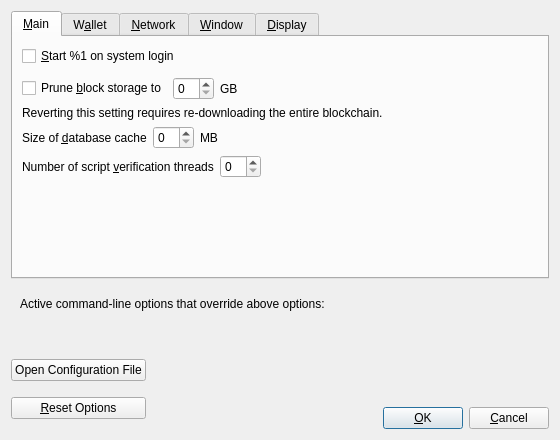
Above: src/qt/forms/optionsdialog.ui from abkvme/taler before the change. Below: the same form after it.
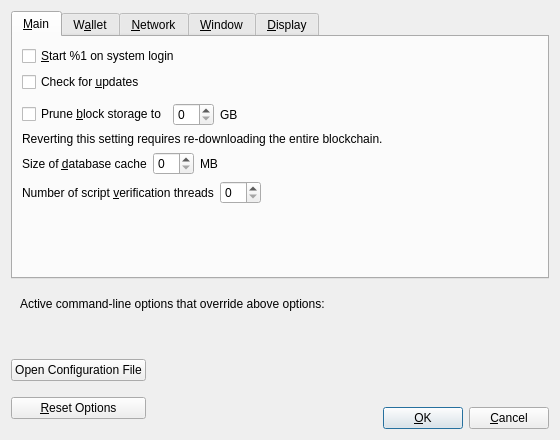
That is the form after the change. Custom widgets are drawn as their Qt base class.

```diff
--- a/src/qt/forms/optionsdialog.ui
+++ b/src/qt/forms/optionsdialog.ui
@@ -37,6 +37,16 @@
          </property>
         </widget>
        </item>
+       <item>
+        <widget class="QCheckBox" name="checkForUpdates">
+         <property name="toolTip">
+          <string>Once a day, ask the project's release page on GitHub whether a newer version is available, and show it on the home screen. Nothing is downloaded or installed. The request goes through the proxy configured on the Network tab, if any.</string>
+         </property>
+         <property name="text">
+          <string>Check for &amp;updates</string>
+         </property>
+        </widget>
+       </item>
        <item>
         <spacer name="horizontalSpacer_0_Main">
          <property name="orientation">
```
